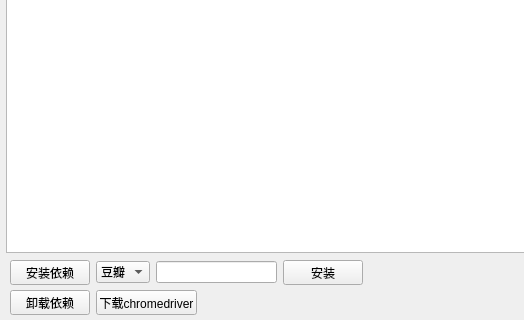
The window that JDMCA_Form.ui (xieshang/JDMemberCloseAccount) describes before a commit, drawn with Qt 5; both pictures show x 0 to 524 and y 265 to 585 of the 673 by 585 pixel window.
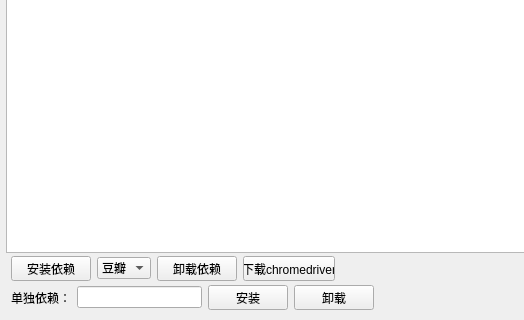
The same window after the commit.

Commit message: 辅助工具V0.0.4 1、支持自动安装python环境； 2、一键运行；

What changed in the file:
```diff
--- a/JDMCA_Form.ui
+++ b/JDMCA_Form.ui
@@ -142,16 +142,16 @@
     </property>
    </column>
   </widget>
-  <widget class="QWidget" name="layoutWidget">
+  <widget class="QWidget" name="">
    <property name="geometry">
     <rect>
-     <x>10</x>
-     <y>525</y>
-     <width>353</width>
+     <x>11</x>
+     <y>521</y>
+     <width>324</width>
      <height>25</height>
     </rect>
    </property>
-   <layout class="QHBoxLayout" name="horizontalLayout_2">
+   <layout class="QHBoxLayout" name="horizontalLayout_3">
     <item>
      <widget class="QPushButton" name="Btn_InstallPip">
       <property name="text">
@@ -184,28 +184,6 @@
      </widget>
     </item>
     <item>
-     <widget class="QLineEdit" name="Txt_ModuleName"/>
-    </item>
-    <item>
-     <widget class="QPushButton" name="Btn_InstallPip_One">
-      <property name="text">
-       <string>安装</string>
-      </property>
-     </widget>
-    </item>
-   </layout>
-  </widget>
-  <widget class="QWidget" name="">
-   <property name="geometry">
-    <rect>
-     <x>10</x>
-     <y>555</y>
-     <width>187</width>
-     <height>25</height>
-    </rect>
-   </property>
-   <layout class="QHBoxLayout" name="horizontalLayout_3">
-    <item>
      <widget class="QPushButton" name="Btn_unInstallPip">
       <property name="text">
        <string>卸载依赖</string>
@@ -221,6 +199,42 @@
     </item>
    </layout>
   </widget>
+  <widget class="QWidget" name="">
+   <property name="geometry">
+    <rect>
+     <x>11</x>
+     <y>550</y>
+     <width>363</width>
+     <height>25</height>
+    </rect>
+   </property>
+   <layout class="QHBoxLayout" name="horizontalLayout_2">
+    <item>
+     <widget class="QLabel" name="label">
+      <property name="text">
+       <string>单独依赖：</string>
+      </property>
+     </widget>
+    </item>
+    <item>
+     <widget class="QLineEdit" name="Txt_ModuleName"/>
+    </item>
+    <item>
+     <widget class="QPushButton" name="Btn_InstallPip_One">
+      <property name="text">
+       <string>安装</string>
+      </property>
+     </widget>
+    </item>
+    <item>
+     <widget class="QPushButton" name="Btn_unInstallPip_One">
+      <property name="text">
+       <string>卸载</string>
+      </property>
+     </widget>
+    </item>
+   </layout>
+  </widget>
  </widget>
  <tabstops>
   <tabstop>Chk_Muilt</tabstop>
```
The commit also changes 4 other files.
